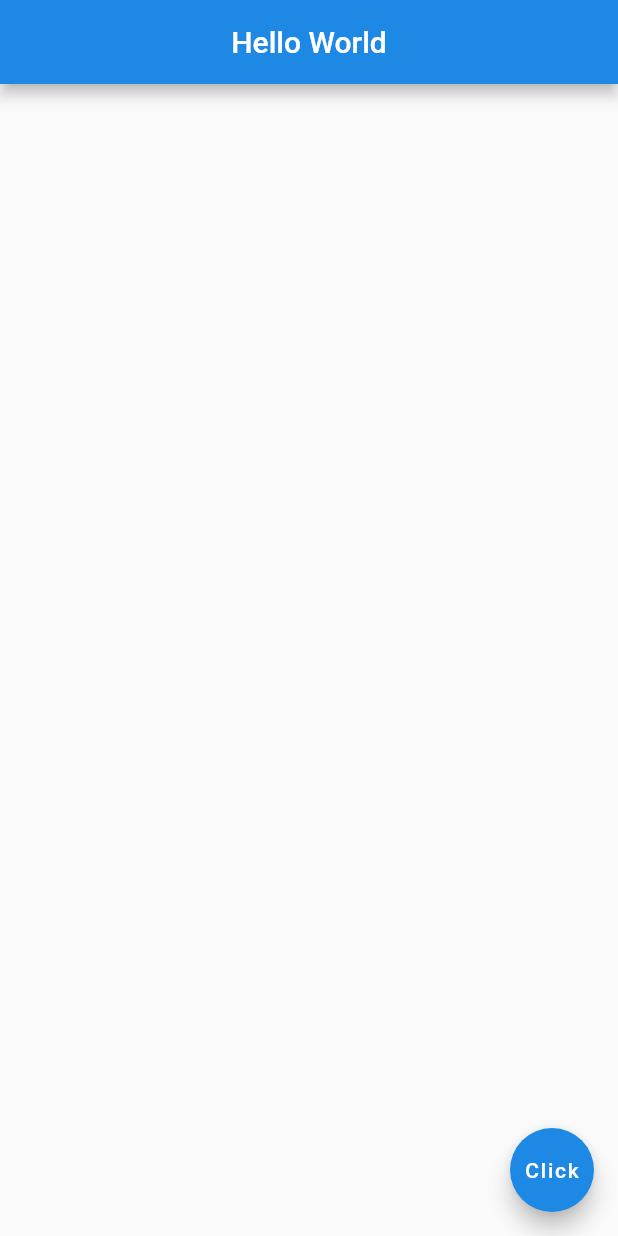
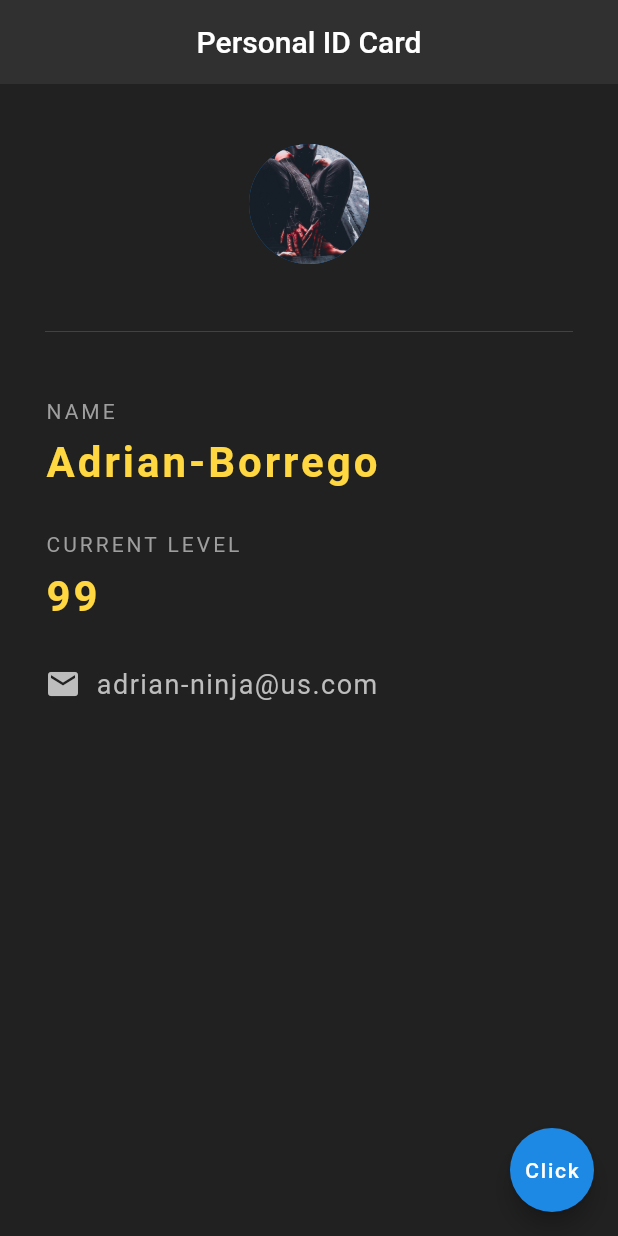
Before and after one commit to AdrianB1995/flutter-tutorial, a Flutter app: the screen it shows after launch, on a phone screen of 412 x 824 dp. Run offline on Flutter 3.47's test engine with Material 2 defaults, Android fonts, the phone set to English and light mode, and no system bars.

Commit message:
- Simple Id card

```diff
--- a/lib/main.dart
+++ b/lib/main.dart
@@ -1,23 +1,94 @@
 import 'package:flutter/material.dart';
 
 void main() => runApp(MaterialApp(
-  home: Home()
+  home: IdCard()
 ));
 
 /*The code below essentially means that we are creating our own widget class
 that is extending the StatelessWidget class*/
 // Stateless widgets cannot change over time.
 // Stateful widget can change over time.
-class Home extends StatelessWidget {
+class IdCard extends StatelessWidget {
   @override
   Widget build(BuildContext context) {
     return Scaffold(
+      backgroundColor: Colors.grey[900],
       appBar: AppBar(
-          title: Text('Hello World'),
-          centerTitle: true,
-          backgroundColor: Colors.blue[600]
+        title: Text('Personal ID Card'),
+        centerTitle: true,
+        backgroundColor: Colors.grey[850],
+        elevation: 0.0,
       ),
-      body: Center(
+      body: Padding(
+        padding: EdgeInsets.fromLTRB(30.0, 40.0, 30.0, 0.0),
+        child: Column(
+          crossAxisAlignment: CrossAxisAlignment.start,
+          children: <Widget>[
+            Center(
+              child: CircleAvatar(
+                backgroundImage: AssetImage('assets/black-spiderman.jpg'),
+                radius: 40.0,
+              ),
+            ),
+            Divider(
+              height: 90.0,
+              color: Colors.grey[800],
+            ),
+            Text(
+              'NAME',
+              style: TextStyle(
+                color: Colors.grey,
+                letterSpacing: 2.0,
+              ),
+            ),
+            SizedBox(height: 10.0),
+            Text(
+              'Adrian-Borrego',
+              style: TextStyle(
+                  color: Colors.amberAccent[200],
+                  letterSpacing: 2.0,
+                  fontSize: 28.0,
+                  fontWeight: FontWeight.bold
+              ),
+            ),
+            SizedBox(height: 30.0),
+            Text(
+              'CURRENT LEVEL',
+              style: TextStyle(
+                color: Colors.grey,
+                letterSpacing: 2.0,
+              ),
+            ),
+            SizedBox(height: 10.0),
+            Text(
+              '99',
+              style: TextStyle(
+                  color: Colors.amberAccent[200],
+                  letterSpacing: 2.0,
+                  fontSize: 28.0,
+                  fontWeight: FontWeight.bold
+              ),
+            ),
+            SizedBox(height: 30.0),
+            Row(
+              children: <Widget>[
+                Icon(
+                  Icons.email,
+                  color: Colors.grey[400],
+                ),
+                SizedBox(width: 10.0),
+                Text(
+                 'adrian-ninja@us.com',
+                  style: TextStyle(
+                    color: Colors.grey[400],
+                    fontSize: 18.0,
+                    letterSpacing: 1.0
+                  ),
+                )
+              ],
+            ),
+          ],
+        ),
       ),
       floatingActionButton: FloatingActionButton(
         onPressed: () {},
```
Also changed, not shown: assets/black-spiderman.jpg (added).
